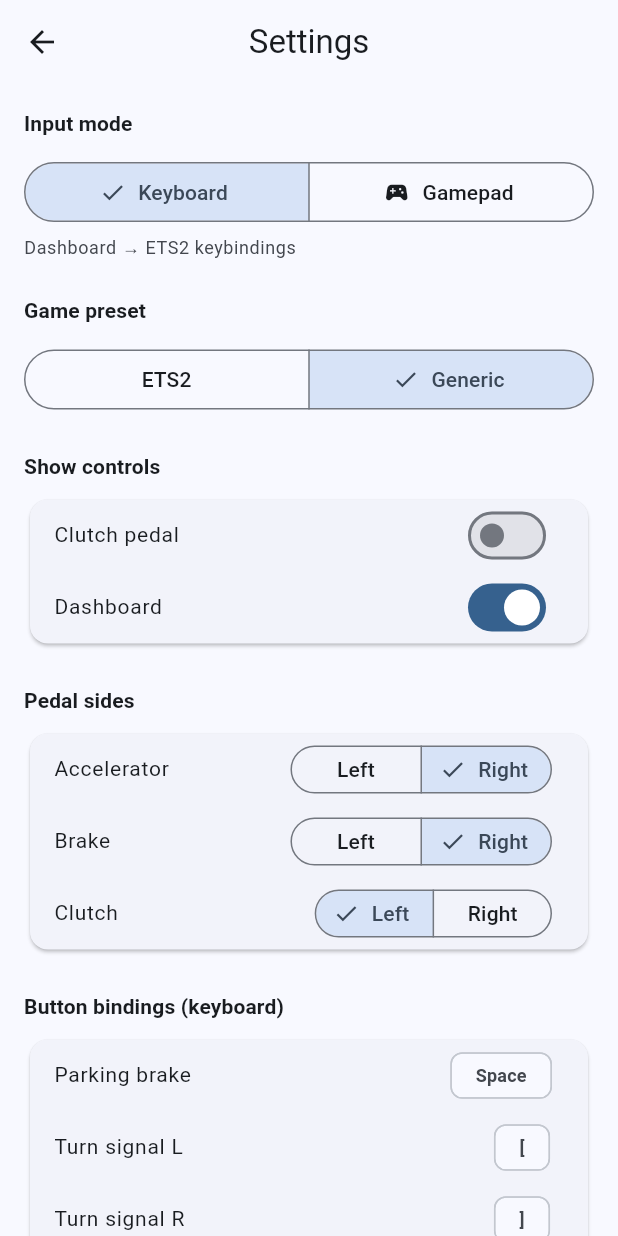
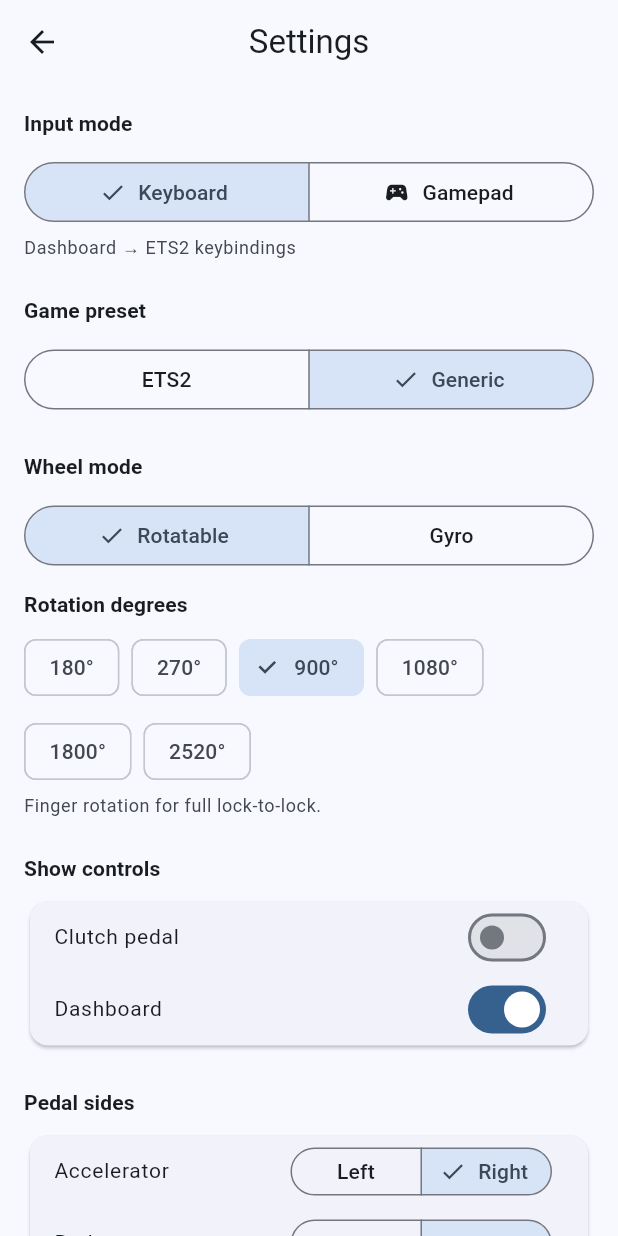
Before and after one commit to fazrigading/WheelDeck, a Flutter app: the SettingsScreen screen opened directly with empty values, after a tap on "Generic", on a phone screen of 412 x 824 dp. Run offline on Flutter 3.47's test engine with Material 3 defaults, Android fonts, the phone set to English and light mode, and no system bars; our stand-ins replace freezed_annotation, multicast_dns, permission_handler, sensors_plus, shared_preferences, stream_channel; accounts and stored records are empty.

Commit message:
feat(mobile): add wheel mode and per-preset rotation degrees to Settings
Add WheelMode (rotatable default) persisted globally and RotationDegree
(900 default) persisted per game preset. Settings shows a mode switch
plus degree chips in rotatable mode; gyro hides degrees. Preset switch
reloads that preset's degree; reset restores defaults.

Closes #36

```diff
--- a/mobile/lib/data/repositories/settings_repository.dart
+++ b/mobile/lib/data/repositories/settings_repository.dart
@@ -1,12 +1,15 @@
 import 'package:shared_preferences/shared_preferences.dart';
 
+import '../services/controller_preset.dart';
 import '../services/controller_visibility.dart';
 import '../services/dashboard_input.dart';
 import '../services/input_mapping.dart';
 import '../services/pedal_input.dart';
 import '../services/pedal_side.dart';
+import '../services/wheel_mode.dart';
 
-/// Single source of truth for settings (mapping, visibility, pedal sides, bindings).
+/// Single source of truth for settings (mapping, visibility, pedal sides,
+/// wheel mode, rotation degrees, bindings).
 class SettingsRepository {
   const SettingsRepository();
 
@@ -15,6 +18,14 @@ class SettingsRepository {
 
   Future<ControllerVisibility> getVisibility() => ControllerVisibility.load();
   Future<void> setVisibility(ControllerVisibility v) => v.save();
+
+  Future<WheelMode> getWheelMode() => WheelMode.load();
+  Future<void> setWheelMode(WheelMode mode) => mode.save();
+
+  Future<int> getRotationDegree(GamePreset preset) =>
+      RotationDegree.load(preset);
+  Future<void> setRotationDegree(GamePreset preset, int degree) =>
+      RotationDegree.save(preset, degree);
 
   Future<PedalSides> getPedalSides() => PedalSides.load();
 
@@ -49,6 +60,10 @@ class SettingsRepository {
     await const ControllerVisibility(showClutch: false, showDashboard: true)
         .save();
     await PedalSides({}).save();
+    await WheelMode.rotatable.save();
+    for (final preset in GamePreset.values) {
+      await RotationDegree.save(preset, RotationDegree.fallback);
+    }
     await clearBindingOverrides();
   }
 }
--- /dev/null
+++ b/mobile/lib/data/services/wheel_mode.dart
@@ -0,0 +1,56 @@
+import 'package:shared_preferences/shared_preferences.dart';
+
+import 'controller_preset.dart';
+
+/// How steering input is captured on the phone.
+enum WheelMode {
+  /// Finger-drag circular wheel; N degrees of finger rotation = full lock.
+  rotatable('rotatable', 'Rotatable'),
+
+  /// Phone tilt via gyroscope.
+  gyro('gyro', 'Gyro');
+
+  const WheelMode(this.wireValue, this.label);
+  final String wireValue;
+  final String label;
+
+  static const String prefsKey = 'wheeldeck.wheel_mode';
+  static const WheelMode fallback = rotatable;
+
+  static WheelMode fromWireValue(String? v) => WheelMode.values
+      .firstWhere((m) => m.wireValue == v, orElse: () => fallback);
+
+  static Future<WheelMode> load() async {
+    final prefs = await SharedPreferences.getInstance();
+    return fromWireValue(prefs.getString(prefsKey));
+  }
+
+  Future<void> save() async {
+    final prefs = await SharedPreferences.getInstance();
+    await prefs.setString(prefsKey, wireValue);
+  }
+}
+
+/// Finger-rotation range mapping to full lock-to-lock, stored per game preset.
+/// Gyro steering ignores degrees.
+class RotationDegree {
+  static const List<int> allowed = [180, 270, 900, 1080, 1800, 2520];
+  static const int fallback = 900;
+
+  static const String keyPrefix = 'wheeldeck.rotation_degree.';
+
+  static String _key(GamePreset preset) => '$keyPrefix${preset.wireValue}';
+
+  static Future<int> load(GamePreset preset) async {
+    final prefs = await SharedPreferences.getInstance();
+    final stored = prefs.getInt(_key(preset));
+    if (stored == null || !allowed.contains(stored)) return fallback;
+    return stored;
+  }
+
+  static Future<void> save(GamePreset preset, int degree) async {
+    assert(allowed.contains(degree), 'Unsupported rotation degree: $degree');
+    final prefs = await SharedPreferences.getInstance();
+    await prefs.setInt(_key(preset), degree);
+  }
+}
--- a/mobile/lib/ui/features/settings/view_models/settings_view_model.dart
+++ b/mobile/lib/ui/features/settings/view_models/settings_view_model.dart
@@ -8,6 +8,7 @@ import '../../../../data/services/dashboard_input.dart';
 import '../../../../data/services/input_mapping.dart';
 import '../../../../data/services/pedal_input.dart';
 import '../../../../data/services/pedal_side.dart';
+import '../../../../data/services/wheel_mode.dart';
 
 /// Presentation state for the settings page.
 ///
@@ -27,6 +28,8 @@ class SettingsViewModel extends ChangeNotifier {
   ControllerVisibility _visibility = ControllerVisibility.fallback;
   Map<PedalType, PedalSide> _pedalSides = PedalSides.defaults().asMap();
   GamePreset _preset = GamePreset.ets2;
+  WheelMode _wheelMode = WheelMode.rotatable;
+  int _rotationDegree = RotationDegree.fallback;
   final Map<String, String> _bindingOverrides = {};
   bool _loaded = false;
 
@@ -34,6 +37,8 @@ class SettingsViewModel extends ChangeNotifier {
   ControllerVisibility get visibility => _visibility;
   Map<PedalType, PedalSide> get pedalSides => Map.unmodifiable(_pedalSides);
   GamePreset get preset => _preset;
+  WheelMode get wheelMode => _wheelMode;
+  int get rotationDegree => _rotationDegree;
   bool get loaded => _loaded;
 
   Future<void> init() async {
@@ -46,6 +51,13 @@ class SettingsViewModel extends ChangeNotifier {
     try {
       final sides = await _settingsRepository.getPedalSides();
       _pedalSides = sides.asMap();
+    } catch (_) {}
+    try {
+      _wheelMode = await _settingsRepository.getWheelMode();
+    } catch (_) {}
+    try {
+      _rotationDegree =
+          await _settingsRepository.getRotationDegree(_preset);
     } catch (_) {}
     // Load binding overrides for both modes
     for (final c in ControlId.values) {
@@ -87,8 +99,25 @@ class SettingsViewModel extends ChangeNotifier {
     await _settingsRepository.setPedalSide(pedal, side);
   }
 
-  void selectPreset(GamePreset v) {
+  Future<void> selectWheelMode(WheelMode mode) async {
+    _wheelMode = mode;
+    notifyListeners();
+    await _settingsRepository.setWheelMode(mode);
+  }
+
+  Future<void> selectRotationDegree(int degree) async {
+    _rotationDegree = degree;
+    notifyListeners();
+    await _settingsRepository.setRotationDegree(_preset, degree);
+  }
+
+  Future<void> selectPreset(GamePreset v) async {
     _preset = v;
+    try {
+      _rotationDegree = await _settingsRepository.getRotationDegree(v);
+    } catch (_) {
+      _rotationDegree = RotationDegree.fallback;
+    }
     notifyListeners();
   }
 
@@ -110,6 +139,8 @@ class SettingsViewModel extends ChangeNotifier {
     _visibility = ControllerVisibility.fallback;
     _pedalSides = PedalSides.defaults().asMap();
     _preset = GamePreset.ets2;
+    _wheelMode = WheelMode.rotatable;
+    _rotationDegree = RotationDegree.fallback;
     _bindingOverrides.clear();
     notifyListeners();
     await _settingsRepository.resetAll();
--- a/mobile/lib/ui/features/settings/views/settings_screen.dart
+++ b/mobile/lib/ui/features/settings/views/settings_screen.dart
@@ -7,6 +7,7 @@ import '../../../../data/services/dashboard_input.dart';
 import '../../../../data/services/input_mapping.dart';
 import '../../../../data/services/pedal_input.dart';
 import '../../../../data/services/pedal_side.dart';
+import '../../../../data/services/wheel_mode.dart';
 import '../../../../ui/core/connection_coordinator.dart';
 import '../view_models/settings_view_model.dart';
 
@@ -52,7 +53,7 @@ class _SettingsScreenState extends State<SettingsScreen> {
       context: context,
       builder: (c) => AlertDialog(
         title: const Text('Reset to defaults?'),
-        content: const Text('This will restore keyboard, hidden clutch, shown dashboard, and default pedal sides.'),
+        content: const Text('This will restore keyboard, rotatable 900°, hidden clutch, shown dashboard, and default pedal sides.'),
         actions: [
           TextButton(onPressed: () => Navigator.pop(c, false), child: const Text('Cancel')),
           FilledButton(onPressed: () => Navigator.pop(c, true), child: const Text('Reset')),
@@ -109,6 +110,47 @@ class _SettingsScreenState extends State<SettingsScreen> {
                 selected: {_viewModel.preset},
                 onSelectionChanged: (s) => _viewModel.selectPreset(s.first),
               ),
+              const SizedBox(height: 24),
+
+              // Wheel mode
+              Text('Wheel mode', style: Theme.of(context).textTheme.titleSmall?.copyWith(fontWeight: FontWeight.w700)),
+              const SizedBox(height: 12),
+              SegmentedButton<WheelMode>(
+                segments: [
+                  ButtonSegment(
+                      value: WheelMode.rotatable,
+                      label: Text(WheelMode.rotatable.label)),
+                  ButtonSegment(
+                      value: WheelMode.gyro,
+                      label: Text(WheelMode.gyro.label)),
+                ],
+                selected: {_viewModel.wheelMode},
+                onSelectionChanged: (s) => _viewModel.selectWheelMode(s.first),
+              ),
+              const SizedBox(height: 12),
+              if (_viewModel.wheelMode == WheelMode.rotatable) ...[
+                Text('Rotation degrees',
+                    style: Theme.of(context).textTheme.titleSmall?.copyWith(fontWeight: FontWeight.w700)),
+                const SizedBox(height: 8),
+                Wrap(
+                  spacing: 8,
+                  runSpacing: 8,
+                  children: [
+                    for (final degree in RotationDegree.allowed)
+                      ChoiceChip(
+                        label: Text('$degree°'),
+                        selected: _viewModel.rotationDegree == degree,
+                        onSelected: (_) =>
+                            _viewModel.selectRotationDegree(degree),
+                      ),
+                  ],
+                ),
+                const SizedBox(height: 4),
+                Text('Finger rotation for full lock-to-lock.',
+                    style: Theme.of(context).textTheme.bodySmall?.copyWith(color: cs.onSurfaceVariant)),
+              ] else
+                Text('Gyro steering ignores rotation degrees.',
+                    style: Theme.of(context).textTheme.bodySmall?.copyWith(color: cs.onSurfaceVariant)),
               const SizedBox(height: 24),
 
               // Controller visibility
```
Also changed, not shown: 1 other file.
